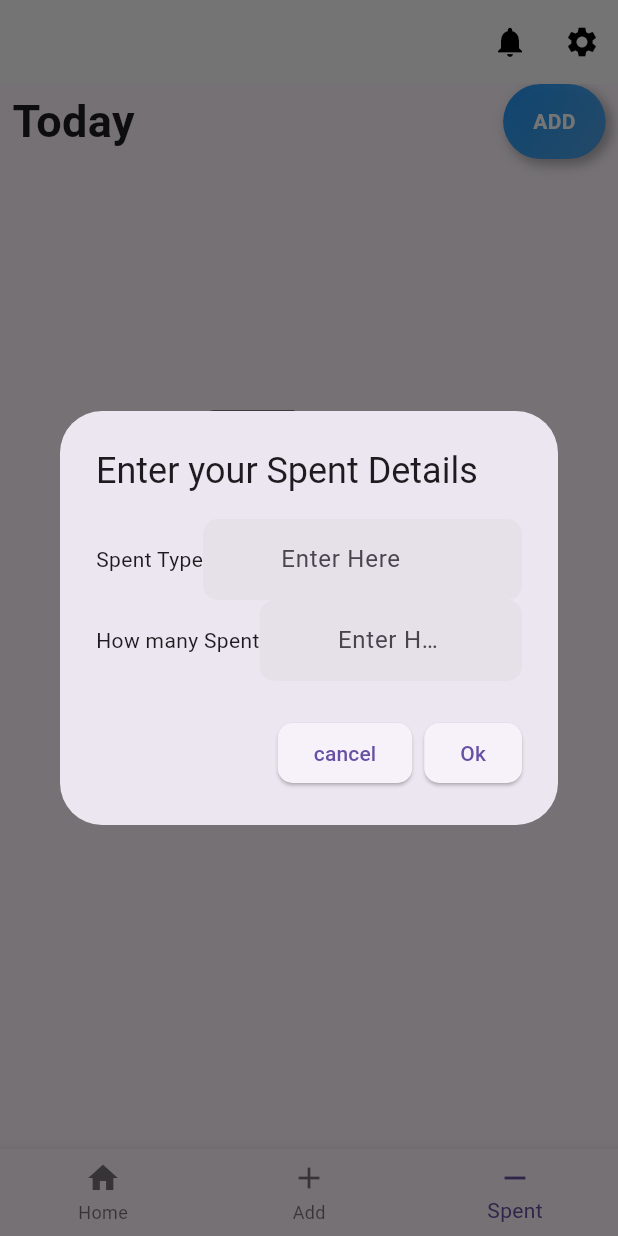
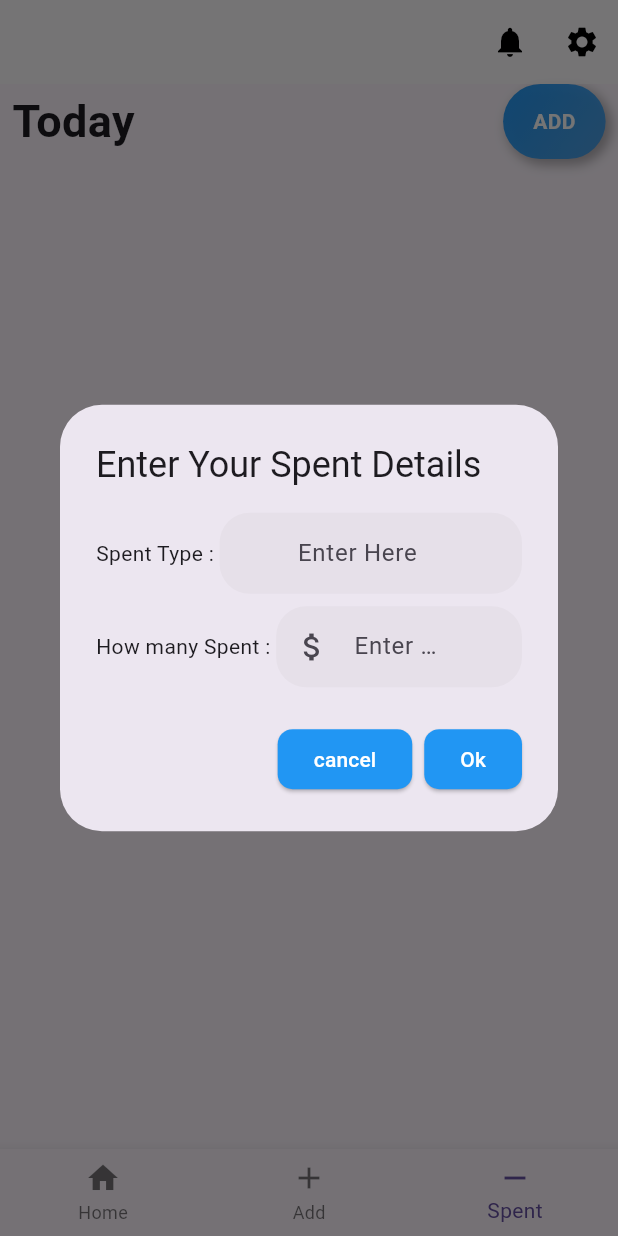
Before and after one commit to 11Ramesh/madusanka, a Flutter app: the Home screen opened directly, item 3 of the bottom bar chosen, after a tap on "ADD", on a phone screen of 412 x 824 dp. Run offline on Flutter 3.47's test engine with Material 3 defaults, Android fonts, the light colour scheme and no system bars; our stand-ins replace bloc, cloud_firestore, connectivity_plus, device_preview, easy_date_timeline, firebase_auth and 7 more; missing offline and left inert: dart:ffi; accounts and stored records are empty; Roboto replaces fonts that are missing (Montserrat).

Commit message:
third commit

```diff
--- a/lib/const/colors.dart
+++ b/lib/const/colors.dart
@@ -6,3 +6,8 @@ class MessageColors {
 
   static const Color messageColor3 = Color(0xFFE5E5E5);
 }
+
+class ShowDialogColors {
+  static const Color ButtonColor = Colors.blue;
+  static const Color ButtonTextcolor = Colors.white;
+}
--- a/lib/screen/home/home.dart
+++ b/lib/screen/home/home.dart
@@ -96,6 +96,7 @@ class _HomeState extends State<Home> {
   Widget build(BuildContext context) {
     return !connection
         ? const Scaffold(
+          resizeToAvoidBottomInset: false,
             body: Center(
                 child: Text(
               'No Internet Connection',
--- a/lib/screen/home/spent/spent.dart
+++ b/lib/screen/home/spent/spent.dart
@@ -3,6 +3,7 @@ import 'package:flutter/material.dart';
 import 'package:flutter_bloc/flutter_bloc.dart';
 import 'package:shared_preferences/shared_preferences.dart';
 import 'package:signup_07_19/bloc/firebase/firebase_bloc.dart';
+import 'package:signup_07_19/const/colors.dart';
 import 'package:signup_07_19/const/firebaseConstr.dart';
 import 'package:signup_07_19/const/screenSize.dart';
 import 'package:signup_07_19/widgets/addButton.dart';
@@ -157,7 +158,7 @@ class _SpentState extends State<Spent> {
       context: context,
       builder: (BuildContext context) {
         return AlertDialog(
-          title: TextShow(text: 'Enter your Spent Details'),
+          title: TextShow(text: 'Enter Your Spent Details'),
           content: Form(
             key: _formKey,
             child: SingleChildScrollView(
@@ -168,24 +169,27 @@ class _SpentState extends State<Spent> {
                     mainAxisAlignment: MainAxisAlignment.spaceBetween,
                     children: [
                       TextShow(
-                        text: 'Spent Type',
+                        text: 'Spent Type : ',
                       ),
                       Expanded(
                         child: TextInPutField(
-                            text: 'Enter Here',
-                            controller: _typeSpent,
-                            validator: _validateSpentType,
-                            radius: 10),
+                          text: 'Enter Here',
+                          controller: _typeSpent,
+                          validator: _validateSpentType,
+                          radius: 20,
+                        ),
                       ),
                     ],
                   ),
+                  Heights(height: 0.01),
 
                   /// product type unit price
 
                   Row(
+                    mainAxisAlignment: MainAxisAlignment.spaceBetween,
                     children: [
                       TextShow(
-                        text: 'How many Spent',
+                        text: 'How many Spent : ',
                       ),
                       Expanded(
                         child: TextInPutField(
@@ -193,7 +197,8 @@ class _SpentState extends State<Spent> {
                             controller: _PriceSpent,
                             keyboardType: TextInputType.number,
                             validator: _validateSpentPrice,
-                            radius: 10),
+                            radius: 20,
+                            prefixIcon: Icons.attach_money_outlined),
                       ),
                     ],
                   ),
@@ -208,6 +213,8 @@ class _SpentState extends State<Spent> {
               onclick: () {
                 Navigator.of(context).pop();
               },
+              backgroundColor: ShowDialogColors.ButtonColor,
+              foregroundColor: ShowDialogColors.ButtonTextcolor,
             ),
             Button(
               text: 'Ok',
@@ -220,6 +227,8 @@ class _SpentState extends State<Spent> {
                   firebaseBloc.add(SpentAddEvent(ownerId, formattedDate));
                 }
               },
+              backgroundColor: ShowDialogColors.ButtonColor,
+              foregroundColor: ShowDialogColors.ButtonTextcolor,
             )
           ],
         );
```
Also changed, not shown: lib/screen/home/sell/sell.dart (+20 -8 lines), lib/screen/login/forgetPassword.dart (+21 -1 lines), lib/screen/login/login.dart (+50 -9 lines), lib/screen/login/signup.dart (+27 -1 lines), lib/screen/login/veryfyEamil.dart (+15 -3 lines).
